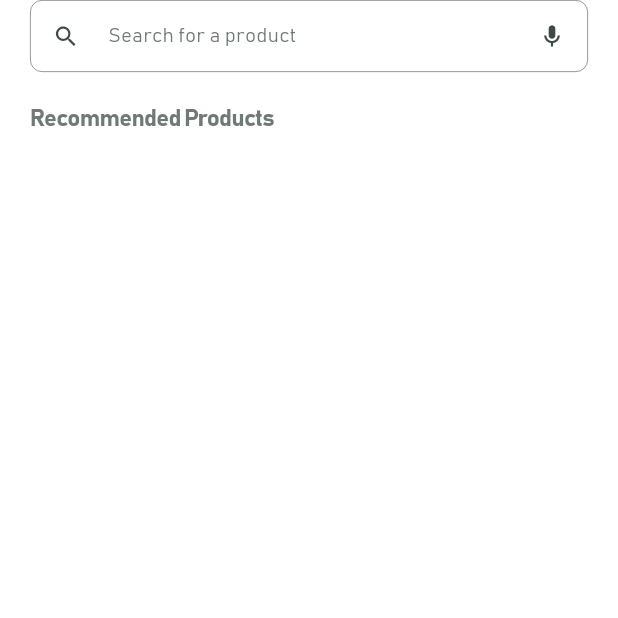
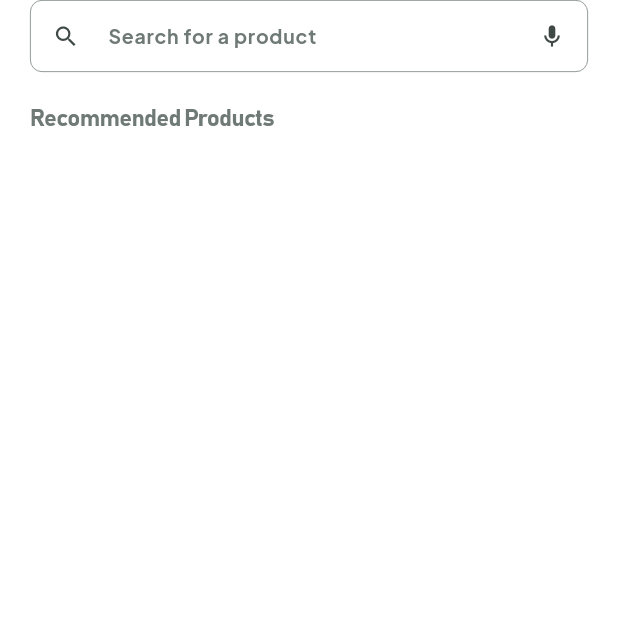
Before and after one commit to giociudadano/Chime, a Flutter app: the ProductsPage screen opened directly, on a phone screen of 412 x 824 dp, the top half of it. Run offline on Flutter 3.47's test engine with Material 3 defaults, Android fonts, the light colour scheme and no system bars; our stand-ins replace cached_network_image, cloud_firestore, firebase_auth, firebase_core, firebase_storage, google_sign_in and 4 more; missing offline and left inert: choice, firebase_app_check, qr_code_scanner; accounts and stored records are empty; generated files the repository leaves out were written again; network calls fail; statements that could not run were skipped.

```diff
--- a/lib/pages/buy/products.dart
+++ b/lib/pages/buy/products.dart
@@ -224,10 +224,9 @@ class _ProductsPageState extends State<ProductsPage> {
                 ),
               ),
               style: const TextStyle(
-                fontFamily: 'Bahnschrift',
+                fontFamily: 'Plus Jakarta Sans',
                 fontVariations: [
-                  FontVariation('wght', 300),
-                  FontVariation('wdth', 100),
+                  FontVariation('wght', 700),
                 ],
                 fontSize: 13,
               ),
@@ -253,10 +252,9 @@ class _ProductsPageState extends State<ProductsPage> {
                                   style: TextStyle(
                                       color:
                                           Theme.of(context).colorScheme.outline,
-                                      fontFamily: 'Bahnschrift',
+                                      fontFamily: 'Plus Jakarta Sans',
                                       fontVariations: const [
                                         FontVariation('wght', 700),
-                                        FontVariation('wdth', 100),
                                       ],
                                       fontSize: 16,
                                       letterSpacing: -0.5),
```
Also changed, not shown: 2 other files.
